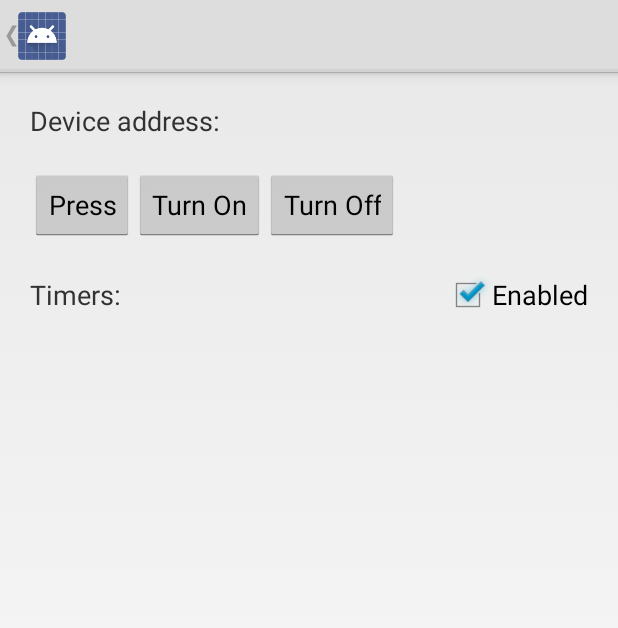
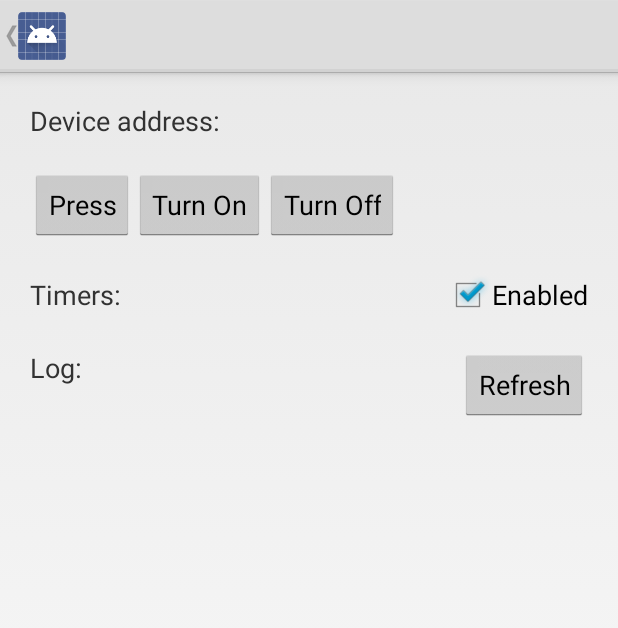
Before and after one commit to bxantus/botcontroll, an Android app: the DeviceSetupActivity screen opened directly, with no data from a screen before it, on a phone screen of 412 x 824 dp. Shown: the top 628 px of the screen. Run offline under Robolectric (Android 15) with nearby library versions, the phone set to English and light mode, and no system bars.

Commit message:
Added logging and reenabled scheduling jobs. timers may be enabled/cancelled from the ui Added logs to scheduleservice as well

```diff
--- a/app/src/main/java/com/drx/trash/botcontroll/BotController.java
+++ b/app/src/main/java/com/drx/trash/botcontroll/BotController.java
@@ -131,6 +131,7 @@ public class BotController {
                 public void onCharacteristicWrite(BluetoothGatt gatt, BluetoothGattCharacteristic characteristic, int status) {
                     Log.i(TAG, String.format("Command to '%s', status: %d", bot.name, status));
                     scheduledCommand = null;
+                    BotLog.addLine(ctx, String.format("BotController: Press sent to '%s', status: %d", bot.name, status));
 
                     // disconnect in 3 seconds
                     handler.postDelayed(new Runnable() {
--- a/app/src/main/java/com/drx/trash/botcontroll/BotLog.java
+++ b/app/src/main/java/com/drx/trash/botcontroll/BotLog.java
@@ -1,7 +1,46 @@
 package com.drx.trash.botcontroll;
+
+import android.content.Context;
+
+import java.io.*;
+import java.text.SimpleDateFormat;
+import java.util.ArrayList;
+import java.util.Date;
+import java.util.List;
 
 /**
  * @author Botond Xantus
  */
 public class BotLog {
+    private static final String fileName = "switchbot.log";
+
+    public static void addLine(Context ctx, String s) {
+        try {
+            FileOutputStream outputStream = ctx.openFileOutput(fileName, Context.MODE_APPEND);
+            DataOutputStream outs = new DataOutputStream(outputStream);
+            String time = new SimpleDateFormat("MM-dd hh:mm").format(new Date());
+
+            outs.writeChars(String.format("%s %s\n", time, s));
+
+            outs.close();
+        } catch (Exception e) {
+            e.printStackTrace();
+        }
+    }
+
+    public static List<String> getContents(Context ctx) {
+        ArrayList<String> result = new ArrayList<>();
+        try {
+            FileInputStream inputStream = ctx.openFileInput(fileName);
+            BufferedReader br = new BufferedReader(new InputStreamReader(inputStream));
+            String line;
+            while ((line = br.readLine()) != null) {
+                result.add(line);
+            }
+        }
+        catch (FileNotFoundException e) {}
+        catch (IOException e) {}
+
+        return result;
+    }
 }
--- a/app/src/main/java/com/drx/trash/botcontroll/services/ScheduleService.java
+++ b/app/src/main/java/com/drx/trash/botcontroll/services/ScheduleService.java
@@ -8,6 +8,7 @@ import android.content.Context;
 import android.os.PersistableBundle;
 import android.util.Log;
 import com.drx.trash.botcontroll.BotController;
+import com.drx.trash.botcontroll.BotLog;
 import com.drx.trash.botcontroll.SwitchBot;
 
 /**
@@ -39,6 +40,7 @@ public class ScheduleService extends JobService implements BotController.IComnma
         String name = extras.getString(EXTRA_NAME);
 
         Log.i(TAG, String.format("Executing press Job for '%s'", name));
+        BotLog.addLine(this, String.format("Executing press Job for '%s'", name));
 
         SwitchBot bot = new SwitchBot(address, name);
         BotController controller = new BotController(this, btAdapter, bot, this);
@@ -59,7 +61,8 @@ public class ScheduleService extends JobService implements BotController.IComnma
         if (runningJob != null) {
             jobFinished(runningJob, false);
             runningJob = null;
-            Log.i(TAG, "Job finished! ");
+            Log.i(TAG, "Job finished! " + success);
+            BotLog.addLine(this, String.format("Job finished %b!", success));
         }
     }
 }
--- a/app/src/main/java/com/drx/trash/botcontroll/ui/DeviceSetupActivity.java
+++ b/app/src/main/java/com/drx/trash/botcontroll/ui/DeviceSetupActivity.java
@@ -25,17 +25,18 @@ import android.content.Context;
 import android.content.Intent;
 import android.os.Bundle;
 import android.os.PersistableBundle;
+import android.util.Log;
 import android.view.MenuItem;
 import android.view.View;
-import android.widget.Button;
-import android.widget.ExpandableListView;
-import android.widget.TextView;
+import android.widget.*;
 import com.drx.trash.botcontroll.BotController;
+import com.drx.trash.botcontroll.BotLog;
 import com.drx.trash.botcontroll.SwitchBot;
 import com.drx.trash.botcontroll.services.ScheduleService;
 import com.drx.trash.botcontroll.R;
 
 import java.util.ArrayList;
+import java.util.List;
 
 public class DeviceSetupActivity extends Activity {
     private final static String TAG = DeviceSetupActivity.class.getSimpleName();
@@ -45,7 +46,7 @@ public class DeviceSetupActivity extends Activity {
 
     private String mDeviceName;
     private String mDeviceAddress;
-    private ExpandableListView mGattServicesList;
+    private ListView mLogList;
     private ArrayList<ArrayList<BluetoothGattCharacteristic>> mGattCharacteristics =
             new ArrayList<ArrayList<BluetoothGattCharacteristic>>();
 
@@ -65,7 +66,7 @@ public class DeviceSetupActivity extends Activity {
 
         // Sets up UI references.
         ((TextView) findViewById(R.id.device_address)).setText(mDeviceAddress);
-        mGattServicesList = (ExpandableListView) findViewById(R.id.gatt_services_list);
+        mLogList = (ListView) findViewById(R.id.log_list);
 
         final SwitchBot bot = new SwitchBot(mDeviceAddress, mDeviceName);
         Button btnPress = (Button)findViewById(R.id.setup_press);
@@ -78,28 +79,59 @@ public class DeviceSetupActivity extends Activity {
             }
         });
 
+        Button btnRefresh = (Button)findViewById(R.id.setup_refresh_log);
+        btnRefresh.setOnClickListener(new View.OnClickListener() {
+            @Override
+            public void onClick(View view) {
+                updateLog(BotLog.getContents(DeviceSetupActivity.this));
+            }
+        });
+
         getActionBar().setTitle(mDeviceName);
         getActionBar().setDisplayHomeAsUpEnabled(true);
 
+        CheckBox chkTimersEnabled = (CheckBox)findViewById(R.id.setup_enable_timers);
+        chkTimersEnabled.setOnCheckedChangeListener(new CompoundButton.OnCheckedChangeListener() {
+            @Override
+            public void onCheckedChanged(CompoundButton compoundButton, boolean checked) {
+                if (checked) { // reschedule job
+                    scheduleJobs();
+                } else { // cancel jobs
+                    cancelJobs();
+                }
+            }
+        });
+
         // schedule job
-        if (false) {
+        if (chkTimersEnabled.isChecked())
+            scheduleJobs();
+    }
+
+    private void scheduleJobs() {
+        Log.i(TAG, "scheduling jobs...");
         ComponentName scheduleService = new ComponentName(this, ScheduleService.class);
         JobInfo.Builder builder = new JobInfo.Builder(0, scheduleService);
         builder.setPeriodic(5 * 60 * 1000); // job scheduled for 10 minutes
 
         PersistableBundle extras = new PersistableBundle();
         extras.putString(ScheduleService.EXTRA_ADDRESS, mDeviceAddress);
-            extras.putString(ScheduleService.EXTRA_NAME, "X Bot");
+        extras.putString(ScheduleService.EXTRA_NAME, mDeviceName);
         builder.setExtras(extras);
 
         JobScheduler tm = (JobScheduler) getSystemService(Context.JOB_SCHEDULER_SERVICE);
         tm.schedule(builder.build());
     }
+
+    private void cancelJobs() {
+        Log.i(TAG, "stopping jobs...");
+        JobScheduler tm = (JobScheduler) getSystemService(Context.JOB_SCHEDULER_SERVICE);
+        tm.cancelAll();
     }
 
     @Override
     protected void onResume() {
         super.onResume();
+        updateLog(BotLog.getContents(this));
     }
 
     @Override
@@ -127,6 +159,8 @@ public class DeviceSetupActivity extends Activity {
         return super.onOptionsItemSelected(item);
     }
 
-
+    private void updateLog(List<String> logLines) {
+        mLogList.setAdapter(new ArrayAdapter<>(this,  android.R.layout.simple_list_item_1, logLines));
+    }
 
 }
--- a/app/src/main/res/layout/device_setup.xml
+++ b/app/src/main/res/layout/device_setup.xml
@@ -74,7 +74,27 @@
                   android:checked="true"
         />
     </LinearLayout>
-    <ExpandableListView android:id="@+id/gatt_services_list"
+    <LinearLayout android:orientation="horizontal"
+                  android:layout_width="match_parent"
+                  android:layout_height="wrap_content"
+                  android:layout_margin="10dp">
+        <TextView android:layout_width="wrap_content"
+                  android:layout_height="wrap_content"
+                  android:text="Log: "
+                  android:textSize="18sp"/>
+        <Space android:layout_width="0dp"
+               android:layout_weight="1"
+               android:layout_height="wrap_content"/>
+        <Button android:id="@+id/setup_refresh_log"
+                android:layout_width="wrap_content"
+                android:layout_height="wrap_content"
+                android:layout_gravity="fill_horizontal"
+                android:text="Refresh"
+        />
+    </LinearLayout>
+
+
+    <ListView android:id="@+id/log_list"
             android:layout_width="match_parent"
             android:layout_height="wrap_content"/>
 </LinearLayout>
```
Also changed, not shown: app/src/main/java/com/drx/trash/botcontroll/ui/DeviceScanActivity.java (+0 -8 lines). Lines whose indentation alone changed are shown as unchanged.
